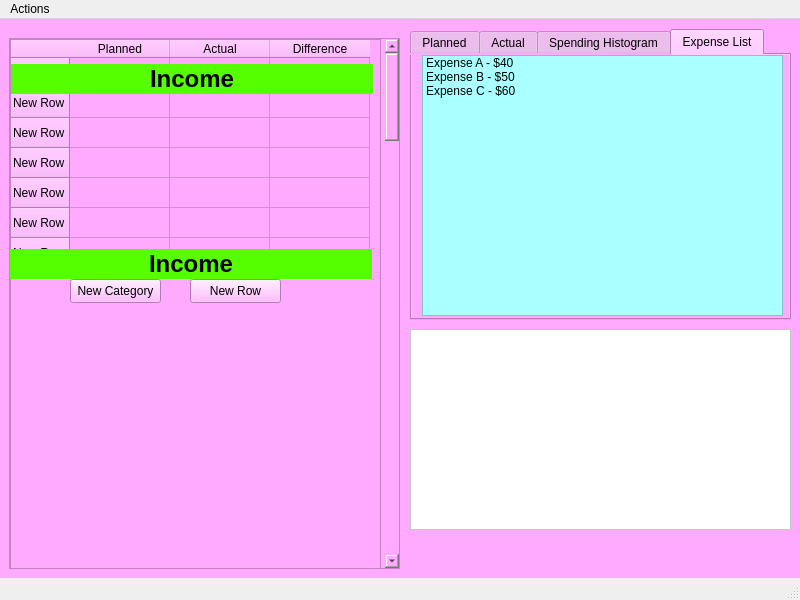
Old version of the form rsrc/UI/budget.ui in the repository Winkelmann17/BudgetTool-Python.
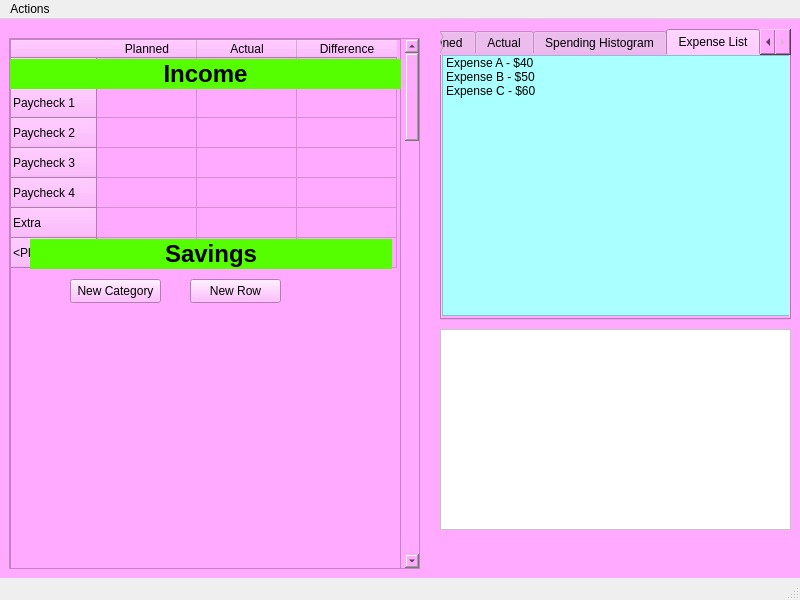
New version of the form.

Commit message: MAKE UI FUNCTION HOW ITS SUPPOSED TO< THEN CONNECT BACK END

```diff
--- a/rsrc/UI/budget.ui
+++ b/rsrc/UI/budget.ui
@@ -22,7 +22,7 @@
      <rect>
       <x>9</x>
       <y>19</y>
-      <width>391</width>
+      <width>411</width>
       <height>531</height>
      </rect>
     </property>
@@ -34,7 +34,7 @@
       <rect>
        <x>0</x>
        <y>0</y>
-       <width>372</width>
+       <width>392</width>
        <height>3000</height>
       </rect>
      </property>
@@ -49,49 +49,49 @@
        <rect>
         <x>0</x>
         <y>0</y>
-        <width>371</width>
-        <height>6002</height>
+        <width>391</width>
+        <height>6011</height>
        </rect>
       </property>
       <property name="minimumSize">
        <size>
-        <width>0</width>
+        <width>50</width>
         <height>3000</height>
        </size>
       </property>
       <row>
        <property name="text">
-        <string>New Row</string>
+        <string>&lt;Placeholder&gt;</string>
        </property>
       </row>
       <row>
        <property name="text">
-        <string>New Row</string>
+        <string>Paycheck 1</string>
        </property>
       </row>
       <row>
        <property name="text">
-        <string>New Row</string>
+        <string>Paycheck 2</string>
        </property>
       </row>
       <row>
        <property name="text">
-        <string>New Row</string>
+        <string>Paycheck 3</string>
        </property>
       </row>
       <row>
        <property name="text">
-        <string>New Row</string>
+        <string>Paycheck 4</string>
        </property>
       </row>
       <row>
        <property name="text">
-        <string>New Row</string>
+        <string>Extra</string>
        </property>
       </row>
       <row>
        <property name="text">
-        <string>New Row</string>
+        <string>&lt;Placeholder&gt;</string>
        </property>
       </row>
       <column>
@@ -109,6 +109,54 @@
         <string>Difference</string>
        </property>
       </column>
+      <item row="0" column="2">
+       <property name="text">
+        <string/>
+       </property>
+       <property name="flags">
+        <set>ItemIsSelectable|ItemIsDragEnabled|ItemIsDropEnabled|ItemIsUserCheckable|ItemIsEnabled</set>
+       </property>
+      </item>
+      <item row="1" column="2">
+       <property name="text">
+        <string/>
+       </property>
+       <property name="flags">
+        <set>ItemIsSelectable|ItemIsDragEnabled|ItemIsDropEnabled|ItemIsUserCheckable|ItemIsEnabled</set>
+       </property>
+      </item>
+      <item row="2" column="2">
+       <property name="text">
+        <string/>
+       </property>
+       <property name="flags">
+        <set>ItemIsSelectable|ItemIsDragEnabled|ItemIsDropEnabled|ItemIsUserCheckable|ItemIsEnabled</set>
+       </property>
+      </item>
+      <item row="3" column="2">
+       <property name="text">
+        <string/>
+       </property>
+       <property name="flags">
+        <set>ItemIsSelectable|ItemIsDragEnabled|ItemIsDropEnabled|ItemIsUserCheckable|ItemIsEnabled</set>
+       </property>
+      </item>
+      <item row="4" column="2">
+       <property name="text">
+        <string/>
+       </property>
+       <property name="flags">
+        <set>ItemIsSelectable|ItemIsDragEnabled|ItemIsDropEnabled|ItemIsUserCheckable|ItemIsEnabled</set>
+       </property>
+      </item>
+      <item row="5" column="2">
+       <property name="text">
+        <string/>
+       </property>
+       <property name="flags">
+        <set>ItemIsSelectable|ItemIsDragEnabled|ItemIsDropEnabled|ItemIsUserCheckable|ItemIsEnabled</set>
+       </property>
+      </item>
      </widget>
      <widget class="QPushButton" name="pushButton">
       <property name="geometry">
@@ -126,9 +174,9 @@
      <widget class="QLabel" name="label">
       <property name="geometry">
        <rect>
-        <x>1</x>
-        <y>25</y>
-        <width>362</width>
+        <x>0</x>
+        <y>20</y>
+        <width>391</width>
         <height>30</height>
        </rect>
       </property>
@@ -155,8 +203,8 @@
      <widget class="QLabel" name="label_2">
       <property name="geometry">
        <rect>
-        <x>0</x>
-        <y>210</y>
+        <x>20</x>
+        <y>200</y>
         <width>362</width>
         <height>30</height>
        </rect>
@@ -165,7 +213,7 @@
        <string notr="true">background-color: rgb(85, 255, 0);</string>
       </property>
       <property name="text">
-       <string>&lt;html&gt;&lt;head/&gt;&lt;body&gt;&lt;p align=&quot;center&quot;&gt;&lt;span style=&quot; font-size:18pt; font-weight:700;&quot;&gt;Income&lt;/span&gt;&lt;/p&gt;&lt;/body&gt;&lt;/html&gt;</string>
+       <string>&lt;html&gt;&lt;head/&gt;&lt;body&gt;&lt;p align=&quot;center&quot;&gt;&lt;span style=&quot; font-size:18pt; font-weight:700;&quot;&gt;Savings&lt;/span&gt;&lt;/p&gt;&lt;/body&gt;&lt;/html&gt;</string>
       </property>
      </widget>
     </widget>
@@ -173,9 +221,9 @@
    <widget class="QTextEdit" name="textEdit">
     <property name="geometry">
      <rect>
-      <x>410</x>
+      <x>440</x>
       <y>310</y>
-      <width>381</width>
+      <width>351</width>
       <height>201</height>
      </rect>
     </property>
@@ -187,9 +235,9 @@
    <widget class="QTabWidget" name="tabWidget">
     <property name="geometry">
      <rect>
-      <x>410</x>
+      <x>440</x>
       <y>10</y>
-      <width>381</width>
+      <width>351</width>
       <height>291</height>
      </rect>
     </property>
@@ -221,9 +269,9 @@
      <widget class="QListWidget" name="listWidget">
       <property name="geometry">
        <rect>
-        <x>10</x>
+        <x>0</x>
         <y>0</y>
-        <width>361</width>
+        <width>371</width>
         <height>261</height>
        </rect>
       </property>
```
The commit also changes 1 other file.
